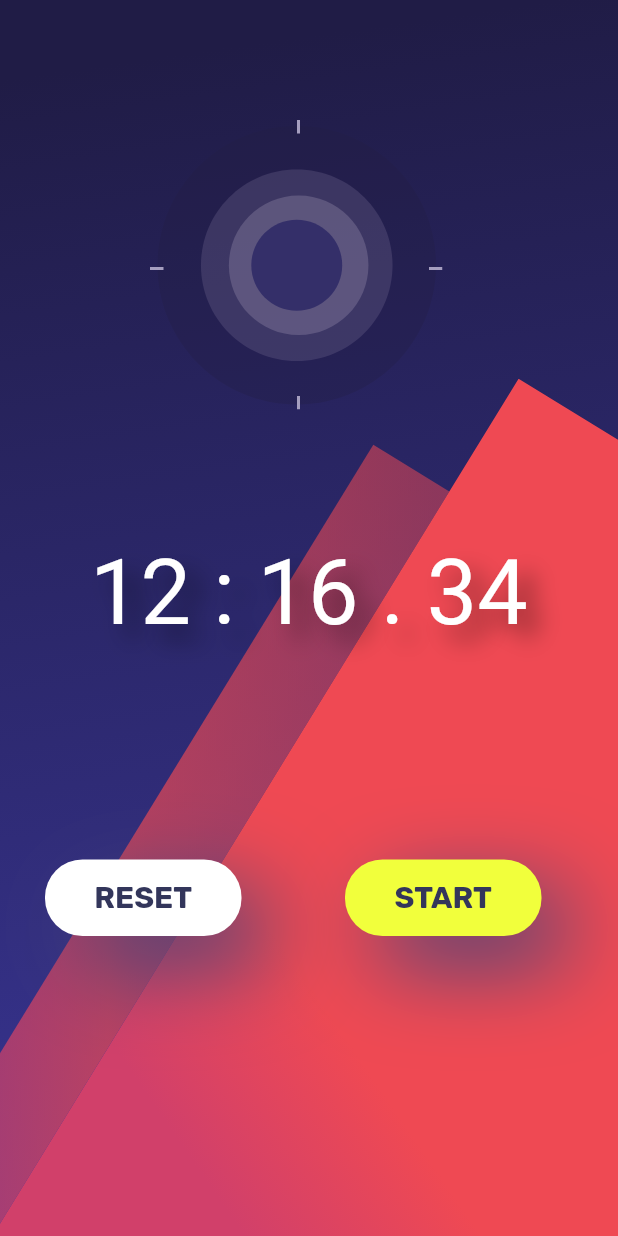
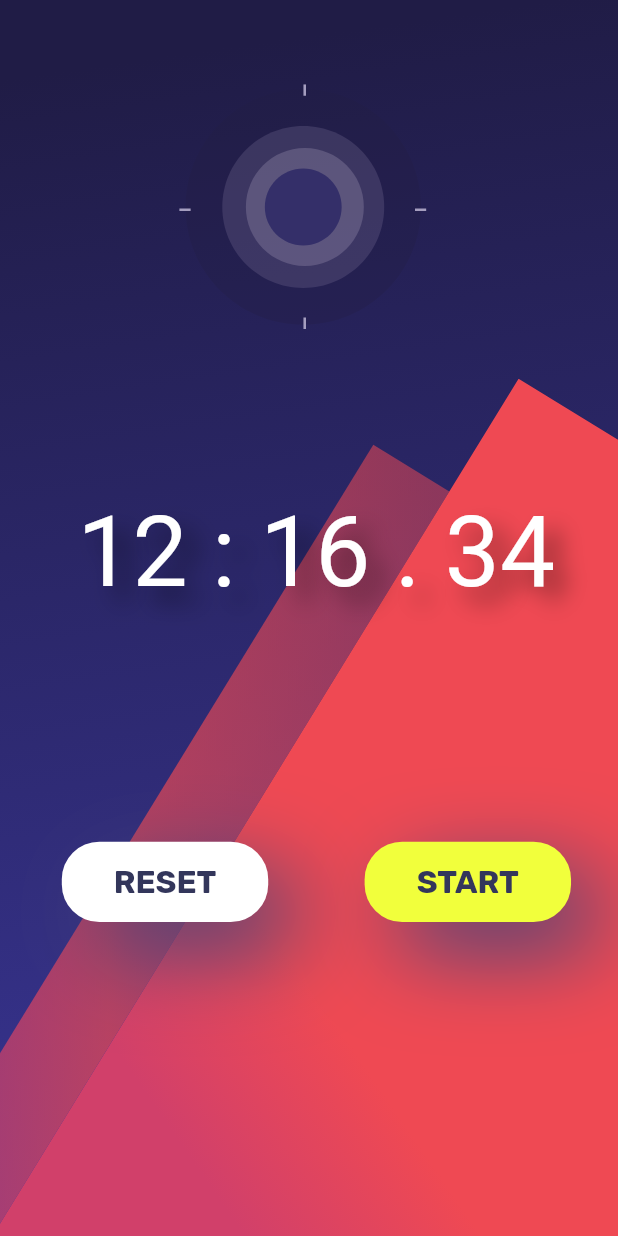
Before and after one commit to ManjunathRK1251/minimal_stopwatch, a Flutter app: the screen it shows after launch, on a phone screen of 412 x 824 dp. Run offline on Flutter 3.47's test engine with Material 2 defaults, Android fonts, the phone set to English and light mode, and no system bars; our stand-ins replace flutter_svg, google_fonts; Roboto replaces fonts that are missing (Alata).

Commit message:
Remove hardcoded values,add size_helpers

```diff
--- a/lib/main.dart
+++ b/lib/main.dart
@@ -2,6 +2,7 @@ import 'package:flutter/material.dart';
 import 'package:flutter_svg/flutter_svg.dart';
 import 'package:google_fonts/google_fonts.dart';
 import 'package:minimal_stopwatch/widgets/reset_button.dart';
+import 'package:minimal_stopwatch/widgets/size_helpers.dart';
 import 'package:minimal_stopwatch/widgets/start_button.dart';
 
 void main() {
@@ -15,53 +16,68 @@ class MyApp extends StatelessWidget {
   Widget build(BuildContext context) {
     return MaterialApp(
       debugShowCheckedModeBanner: false,
-      home: SafeArea(
-        child: Scaffold(
-          body: Container(
-        width: 428,
-        height: 926,
+      home: homescreen(),
+    );
+  }
+}
+
+class homescreen extends StatelessWidget {
+  const homescreen({
+    Key? key,
+  }) : super(key: key);
+
+  @override
+  Widget build(BuildContext context) {
+    return Scaffold(
+      body: SafeArea(
+        child: Container(
+          width: displayWidth(context),
+          height: displayHeight(context),
           decoration: BoxDecoration(
-            gradient : LinearGradient(
-            begin: Alignment(0.29498612880706787,-0.9634561538696289),
-            end: Alignment(0.9634561538696289,1.3808166980743408),
-            colors: [Color.fromRGBO(32, 28, 70, 1),Color.fromRGBO(63, 59, 169, 1)]
-          ),
+            gradient: LinearGradient(
+                begin: Alignment(0.29498612880706787, -0.9634561538696289),
+                end: Alignment(0.9634561538696289, 1.3808166980743408),
+                colors: [
+                  Color.fromRGBO(32, 28, 70, 1),
+                  Color.fromRGBO(63, 59, 169, 1)
+                ]),
           ),
           child: Stack(
             children: <Widget>[
-
-            Positioned(left: 100.0, top: 80.0,child: SvgPicture.asset('assets/images/clock.svg')),
-            Positioned(bottom: 0.0, child: SvgPicture.asset('assets/images/background.svg')),
               Positioned(
-              left: 30.0,
-              bottom: 200.0,
-              child:GestureDetector(
-                onTap: (){},
+                left: displayWidth(context) * 0.29,
+                top: displayHeight(context) * 0.05,
+                child: SvgPicture.asset('assets/images/clock.svg'),
+                width: displayWidth(context) * 0.4,
+              ),
+              Positioned(
+                  bottom: 0.0,
+                  child: SvgPicture.asset('assets/images/background.svg')),
+              Positioned(
+                left: displayWidth(context) * 0.1,
+                bottom: displayHeight(context) * 0.254,
+                child: GestureDetector(
+                  onTap: () {},
                   child: ResetButton(),
                 ),
               ),
               Positioned(
-              left: 230.0,
-              bottom: 200.0,
+                left: displayWidth(context) * 0.59,
+                bottom: displayHeight(context) * 0.254,
                 child: GestureDetector(
-                onTap: (){},
+                  onTap: () {},
                   child: StartButton(),
                 ),
               ),
               Positioned(
-              left: 60.0,
-              top: 360.0,
+                left: displayWidth(context) * 0.125,
+                top: displayHeight(context) * 0.4,
                 child: Text(
                   '12 : 16 . 34',
                   style: GoogleFonts.alata(
-                  fontSize: 60,
+                    fontSize: displayWidth(context) * 0.159,
                     color: Colors.white,
                     shadows: <Shadow>[
-      // Shadow(
-      //   offset: Offset(10.0, 10.0),
-      //   blurRadius: 3.0,
-      //   color: Color.fromARGB(255, 0, 0, 0),
-      // ),
                       Shadow(
                         offset: Offset(10.0, 10.0),
                         blurRadius: 20.0,
@@ -71,9 +87,8 @@ class MyApp extends StatelessWidget {
                   ),
                 ),
               ),
-          ]
-        )
-          )
+            ],
+          ),
         ),
       ),
     );
--- a/lib/widgets/reset_button.dart
+++ b/lib/widgets/reset_button.dart
@@ -1,5 +1,6 @@
 import 'package:flutter/material.dart';
 import 'package:google_fonts/google_fonts.dart';
+import 'package:minimal_stopwatch/widgets/size_helpers.dart';
 
 class ResetButton extends StatelessWidget {
   const ResetButton({
@@ -15,13 +16,13 @@ class ResetButton extends StatelessWidget {
           'RESET',
           style: GoogleFonts.rubik(
             fontWeight: FontWeight.bold,
-            fontSize: 20.0,
+            fontSize: displayWidth(context) * 0.0510,
             color: Color(0xff33365B),
           ),
         ),
       ),
-      width: 131,
-      height: 51,
+      width: displayWidth(context) * 0.334,
+      height: displayWidth(context) * 0.130,
       decoration: BoxDecoration(
         borderRadius: BorderRadius.circular(25),
         boxShadow: [
--- /dev/null
+++ b/lib/widgets/size_helpers.dart
@@ -0,0 +1,16 @@
+import 'package:flutter/material.dart';
+
+Size displaySize(BuildContext context) {
+  debugPrint('Size = ' + MediaQuery.of(context).size.toString());
+  return MediaQuery.of(context).size;
+}
+
+double displayHeight(BuildContext context) {
+  debugPrint('Height = ' + displaySize(context).height.toString());
+  return displaySize(context).height;
+}
+
+double displayWidth(BuildContext context) {
+  debugPrint('Width = ' + displaySize(context).width.toString());
+  return displaySize(context).width;
+}
--- a/lib/widgets/start_button.dart
+++ b/lib/widgets/start_button.dart
@@ -1,5 +1,6 @@
 import 'package:flutter/material.dart';
 import 'package:google_fonts/google_fonts.dart';
+import 'package:minimal_stopwatch/widgets/size_helpers.dart';
 
 class StartButton extends StatelessWidget {
   const StartButton({
@@ -9,17 +10,18 @@ class StartButton extends StatelessWidget {
   @override
   Widget build(BuildContext context) {
     return Container(
-      width: 131,
-      height: 51,
+      width: displayWidth(context) * 0.334,
+      height: displayWidth(context) * 0.13,
       child: Align(
         alignment: Alignment.center,
         child: Text(
           'START',
           style: GoogleFonts.rubik(
             fontWeight: FontWeight.bold,
-              fontSize: 20.0,
+            fontSize: displayWidth(context) * 0.0510,
             color: Color(0xff33365B),
-            ),),
+          ),
+        ),
       ),
       decoration: BoxDecoration(
         borderRadius: BorderRadius.circular(25),
```
Lines whose indentation alone changed are shown as unchanged.
